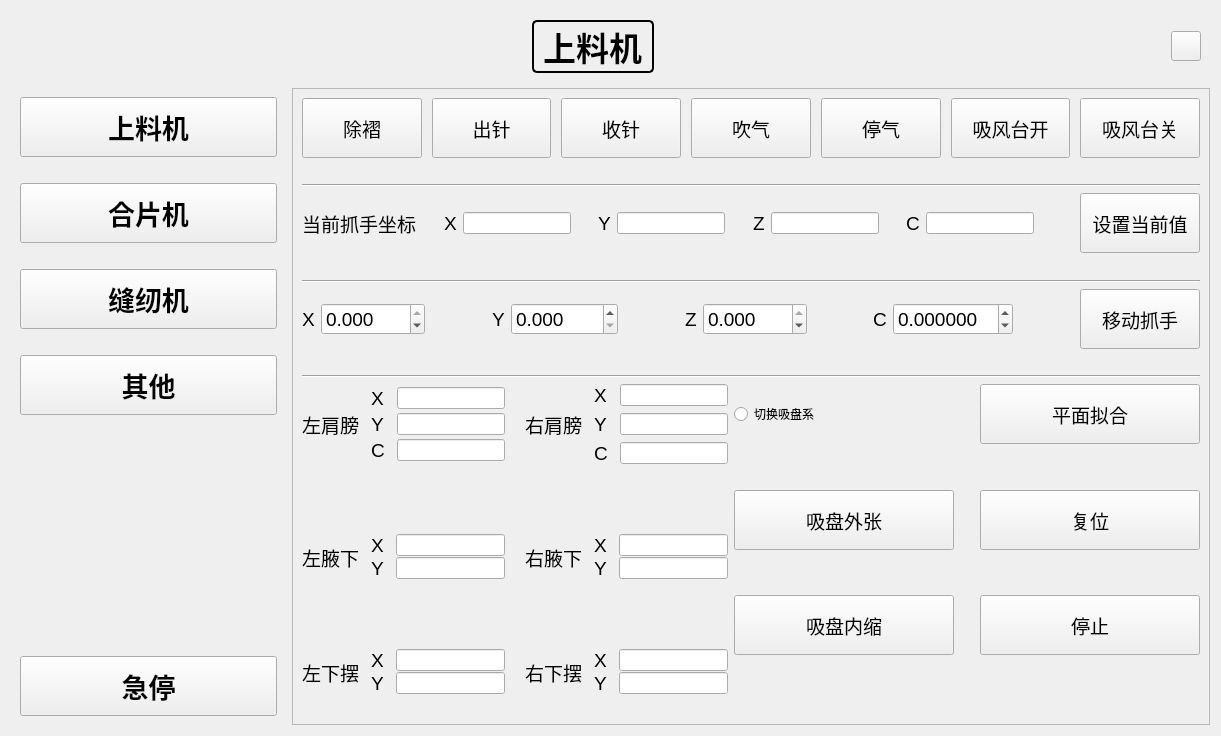
Qt form ui/developer_widget.ui (Mrjiong-ff/syt_hmi) before a commit.
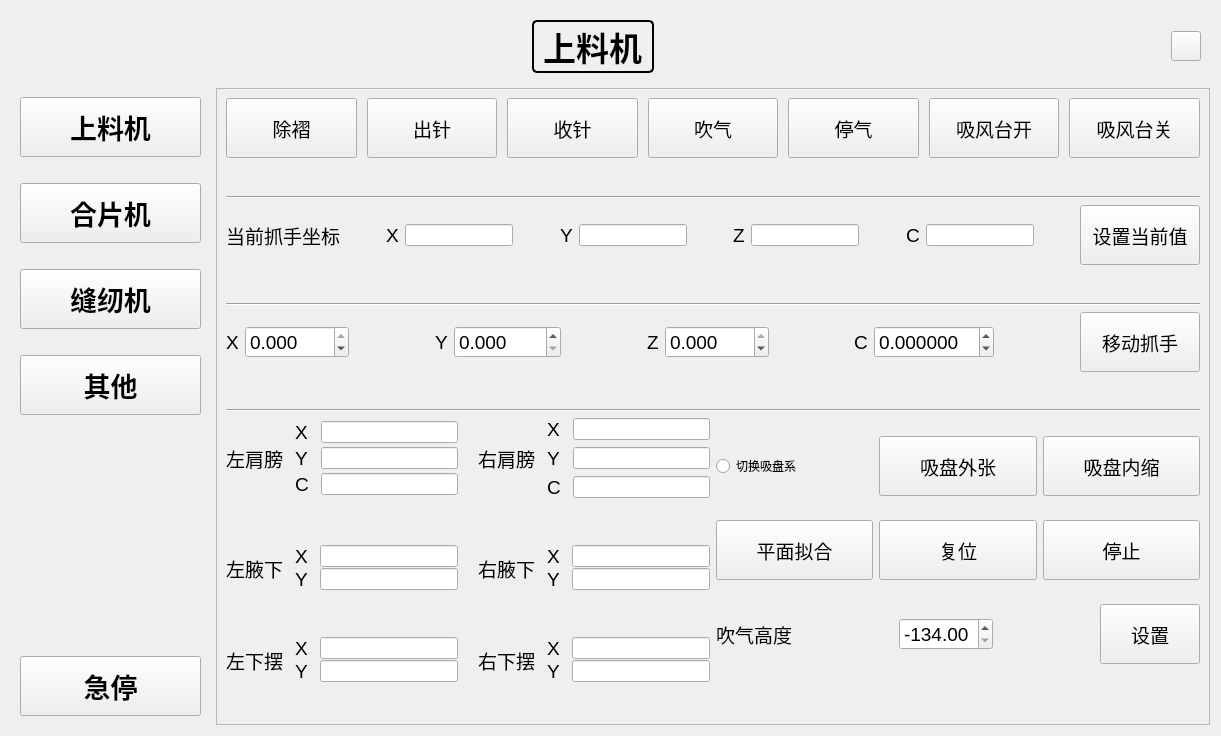
The same form after that commit. The open tabs and pages were chosen to show the change. Custom widgets are drawn as their Qt base class.

The edit to the form file:
```diff
--- a/ui/developer_widget.ui
+++ b/ui/developer_widget.ui
@@ -88,7 +88,7 @@
     </widget>
    </item>
    <item>
-    <layout class="QHBoxLayout" name="horizontalLayout_15" stretch="3,10">
+    <layout class="QHBoxLayout" name="horizontalLayout_15" stretch="1,5">
      <item>
       <widget class="QWidget" name="widget" native="true">
        <layout class="QVBoxLayout" name="verticalLayout">
@@ -1523,8 +1523,6 @@
        <widget class="QWidget" name="page_compose">
         <layout class="QVBoxLayout" name="verticalLayout_6">
          <item>
-          <layout class="QVBoxLayout" name="verticalLayout_5">
-           <item>
             <layout class="QHBoxLayout" name="horizontalLayout_19">
              <property name="spacing">
               <number>10</number>
@@ -1664,8 +1662,8 @@
              </property>
              <property name="sizeHint" stdset="0">
               <size>
-               <width>20</width>
-               <height>40</height>
+             <width>888</width>
+             <height>10</height>
               </size>
              </property>
             </spacer>
@@ -1859,8 +1857,8 @@
              </property>
              <property name="sizeHint" stdset="0">
               <size>
-               <width>20</width>
-               <height>40</height>
+             <width>888</width>
+             <height>10</height>
               </size>
              </property>
             </spacer>
@@ -2112,8 +2110,8 @@
              </property>
              <property name="sizeHint" stdset="0">
               <size>
-               <width>20</width>
-               <height>40</height>
+             <width>888</width>
+             <height>10</height>
               </size>
              </property>
             </spacer>
@@ -2126,157 +2124,8 @@
             </widget>
            </item>
            <item>
-            <layout class="QGridLayout" name="gridLayout_8">
-             <item row="3" column="1">
-              <spacer name="horizontalSpacer_10">
-               <property name="orientation">
-                <enum>Qt::Horizontal</enum>
-               </property>
-               <property name="sizeHint" stdset="0">
-                <size>
-                 <width>40</width>
-                 <height>20</height>
-                </size>
-               </property>
-              </spacer>
-             </item>
-             <item row="0" column="4">
-              <widget class="QPushButton" name="fitting_plane_btn">
-               <property name="minimumSize">
-                <size>
-                 <width>80</width>
-                 <height>60</height>
-                </size>
-               </property>
-               <property name="font">
-                <font>
-                 <pointsize>14</pointsize>
-                </font>
-               </property>
-               <property name="text">
-                <string>平面拟合</string>
-               </property>
-              </widget>
-             </item>
-             <item row="3" column="3">
-              <spacer name="verticalSpacer_18">
-               <property name="orientation">
-                <enum>Qt::Vertical</enum>
-               </property>
-               <property name="sizeHint" stdset="0">
-                <size>
-                 <width>20</width>
-                 <height>40</height>
-                </size>
-               </property>
-              </spacer>
-             </item>
-             <item row="3" column="4">
-              <spacer name="horizontalSpacer_11">
-               <property name="orientation">
-                <enum>Qt::Horizontal</enum>
-               </property>
-               <property name="sizeHint" stdset="0">
-                <size>
-                 <width>38</width>
-                 <height>20</height>
-                </size>
-               </property>
-              </spacer>
-             </item>
-             <item row="0" column="1">
-              <widget class="QRadioButton" name="switch_sucker_axis_ratio_button">
-               <property name="text">
-                <string>切换吸盘系</string>
-               </property>
-              </widget>
-             </item>
-             <item row="2" column="4">
-              <widget class="WaterZoomButton" name="compose_reset_btn">
-               <property name="minimumSize">
-                <size>
-                 <width>80</width>
-                 <height>60</height>
-                </size>
-               </property>
-               <property name="font">
-                <font>
-                 <pointsize>14</pointsize>
-                </font>
-               </property>
-               <property name="text">
-                <string>复位</string>
-               </property>
-              </widget>
-             </item>
-             <item row="4" column="1">
-              <widget class="WaterZoomButton" name="sucker_shrink_btn">
-               <property name="minimumSize">
-                <size>
-                 <width>100</width>
-                 <height>60</height>
-                </size>
-               </property>
-               <property name="font">
-                <font>
-                 <pointsize>14</pointsize>
-                </font>
-               </property>
-               <property name="text">
-                <string>吸盘内缩</string>
-               </property>
-              </widget>
-             </item>
-             <item row="5" column="3">
-              <spacer name="verticalSpacer_20">
-               <property name="orientation">
-                <enum>Qt::Vertical</enum>
-               </property>
-               <property name="sizeHint" stdset="0">
-                <size>
-                 <width>20</width>
-                 <height>40</height>
-                </size>
-               </property>
-              </spacer>
-             </item>
-             <item row="4" column="4">
-              <widget class="WaterZoomButton" name="compose_stop_btn">
-               <property name="minimumSize">
-                <size>
-                 <width>80</width>
-                 <height>60</height>
-                </size>
-               </property>
-               <property name="font">
-                <font>
-                 <pointsize>14</pointsize>
-                </font>
-               </property>
-               <property name="text">
-                <string>停止</string>
-               </property>
-              </widget>
-             </item>
-             <item row="2" column="1">
-              <widget class="WaterZoomButton" name="sucker_dilate_btn">
-               <property name="minimumSize">
-                <size>
-                 <width>100</width>
-                 <height>60</height>
-                </size>
-               </property>
-               <property name="font">
-                <font>
-                 <pointsize>14</pointsize>
-                </font>
-               </property>
-               <property name="text">
-                <string>吸盘外张</string>
-               </property>
-              </widget>
-             </item>
-             <item row="0" column="0" rowspan="6">
+          <layout class="QHBoxLayout" name="horizontalLayout_35">
+           <item>
               <layout class="QGridLayout" name="gridLayout_7">
                <property name="horizontalSpacing">
                 <number>20</number>
@@ -2718,18 +2567,195 @@
                </item>
               </layout>
              </item>
-             <item row="1" column="3">
-              <spacer name="verticalSpacer_34">
+           <item>
+            <layout class="QVBoxLayout" name="verticalLayout_5">
+             <item>
+              <layout class="QHBoxLayout" name="horizontalLayout_32">
+               <item>
+                <widget class="QRadioButton" name="switch_sucker_axis_ratio_button">
+                 <property name="text">
+                  <string>切换吸盘系</string>
+                 </property>
+                </widget>
+               </item>
+               <item>
+                <widget class="WaterZoomButton" name="sucker_dilate_btn">
+                 <property name="minimumSize">
+                  <size>
+                   <width>100</width>
+                   <height>60</height>
+                  </size>
+                 </property>
+                 <property name="font">
+                  <font>
+                   <pointsize>14</pointsize>
+                  </font>
+                 </property>
+                 <property name="text">
+                  <string>吸盘外张</string>
+                 </property>
+                </widget>
+               </item>
+               <item>
+                <widget class="WaterZoomButton" name="sucker_shrink_btn">
+                 <property name="minimumSize">
+                  <size>
+                   <width>100</width>
+                   <height>60</height>
+                  </size>
+                 </property>
+                 <property name="font">
+                  <font>
+                   <pointsize>14</pointsize>
+                  </font>
+                 </property>
+                 <property name="text">
+                  <string>吸盘内缩</string>
+                 </property>
+                </widget>
+               </item>
+              </layout>
+             </item>
+             <item>
+              <layout class="QHBoxLayout" name="horizontalLayout_33">
+               <item>
+                <widget class="QPushButton" name="fitting_plane_btn">
+                 <property name="minimumSize">
+                  <size>
+                   <width>80</width>
+                   <height>60</height>
+                  </size>
+                 </property>
+                 <property name="font">
+                  <font>
+                   <pointsize>14</pointsize>
+                  </font>
+                 </property>
+                 <property name="text">
+                  <string>平面拟合</string>
+                 </property>
+                </widget>
+               </item>
+               <item>
+                <widget class="WaterZoomButton" name="compose_reset_btn">
+                 <property name="minimumSize">
+                  <size>
+                   <width>80</width>
+                   <height>60</height>
+                  </size>
+                 </property>
+                 <property name="font">
+                  <font>
+                   <pointsize>14</pointsize>
+                  </font>
+                 </property>
+                 <property name="text">
+                  <string>复位</string>
+                 </property>
+                </widget>
+               </item>
+               <item>
+                <widget class="WaterZoomButton" name="compose_stop_btn">
+                 <property name="minimumSize">
+                  <size>
+                   <width>80</width>
+                   <height>60</height>
+                  </size>
+                 </property>
+                 <property name="font">
+                  <font>
+                   <pointsize>14</pointsize>
+                  </font>
+                 </property>
+                 <property name="text">
+                  <string>停止</string>
+                 </property>
+                </widget>
+               </item>
+              </layout>
+             </item>
+             <item>
+              <layout class="QHBoxLayout" name="horizontalLayout_34">
+               <item>
+                <widget class="QLabel" name="label_83">
+                 <property name="font">
+                  <font>
+                   <pointsize>14</pointsize>
+                  </font>
+                 </property>
+                 <property name="text">
+                  <string>吹气高度</string>
+                 </property>
+                </widget>
+               </item>
+               <item>
+                <spacer name="horizontalSpacer_34">
                <property name="orientation">
-                <enum>Qt::Vertical</enum>
+                  <enum>Qt::Horizontal</enum>
                </property>
                <property name="sizeHint" stdset="0">
                 <size>
-                 <width>20</width>
-                 <height>40</height>
+                   <width>40</width>
+                   <height>20</height>
                 </size>
                </property>
               </spacer>
+               </item>
+               <item>
+                <widget class="QDoubleSpinBox" name="blow_height_spin_box">
+                 <property name="font">
+                  <font>
+                   <pointsize>14</pointsize>
+                  </font>
+                 </property>
+                 <property name="minimum">
+                  <double>-134.000000000000000</double>
+                 </property>
+                 <property name="maximum">
+                  <double>-102.000000000000000</double>
+                 </property>
+                 <property name="singleStep">
+                  <double>1.000000000000000</double>
+                 </property>
+                 <property name="value">
+                  <double>-134.000000000000000</double>
+                 </property>
+                </widget>
+               </item>
+               <item>
+                <spacer name="horizontalSpacer_35">
+                 <property name="orientation">
+                  <enum>Qt::Horizontal</enum>
+                 </property>
+                 <property name="sizeHint" stdset="0">
+                  <size>
+                   <width>40</width>
+                   <height>20</height>
+                  </size>
+                 </property>
+                </spacer>
+               </item>
+               <item>
+                <widget class="WaterZoomButton" name="blow_height_btn">
+                 <property name="minimumSize">
+                  <size>
+                   <width>100</width>
+                   <height>60</height>
+                  </size>
+                 </property>
+                 <property name="font">
+                  <font>
+                   <pointsize>14</pointsize>
+                  </font>
+                 </property>
+                 <property name="text">
+                  <string>设置</string>
+                 </property>
+                </widget>
+               </item>
+              </layout>
+             </item>
+            </layout>
              </item>
             </layout>
            </item>
@@ -2740,13 +2766,11 @@
              </property>
              <property name="sizeHint" stdset="0">
               <size>
-               <width>20</width>
-               <height>40</height>
+             <width>888</width>
+             <height>10</height>
               </size>
              </property>
             </spacer>
-           </item>
-          </layout>
          </item>
         </layout>
        </widget>
```
Left out of the diff: 307 changed lines with no effect on the pictures. Lines whose indentation alone changed are shown as unchanged.
